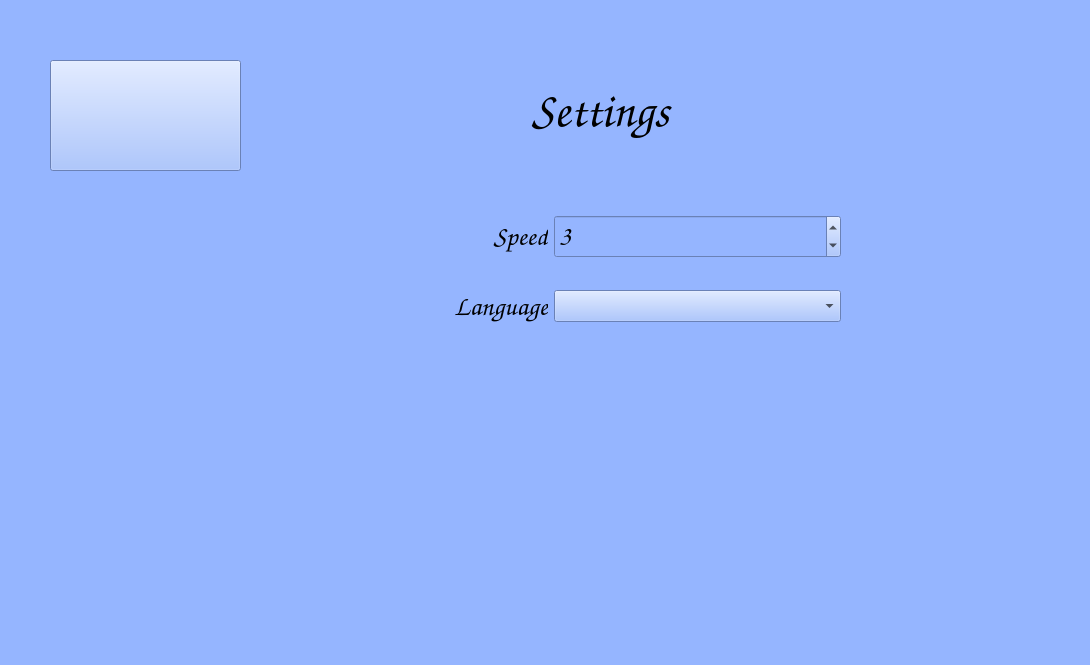
Qt form BarleyBreakSettingsWindow.ui (sevaphasol/15Puzzle) before a commit.
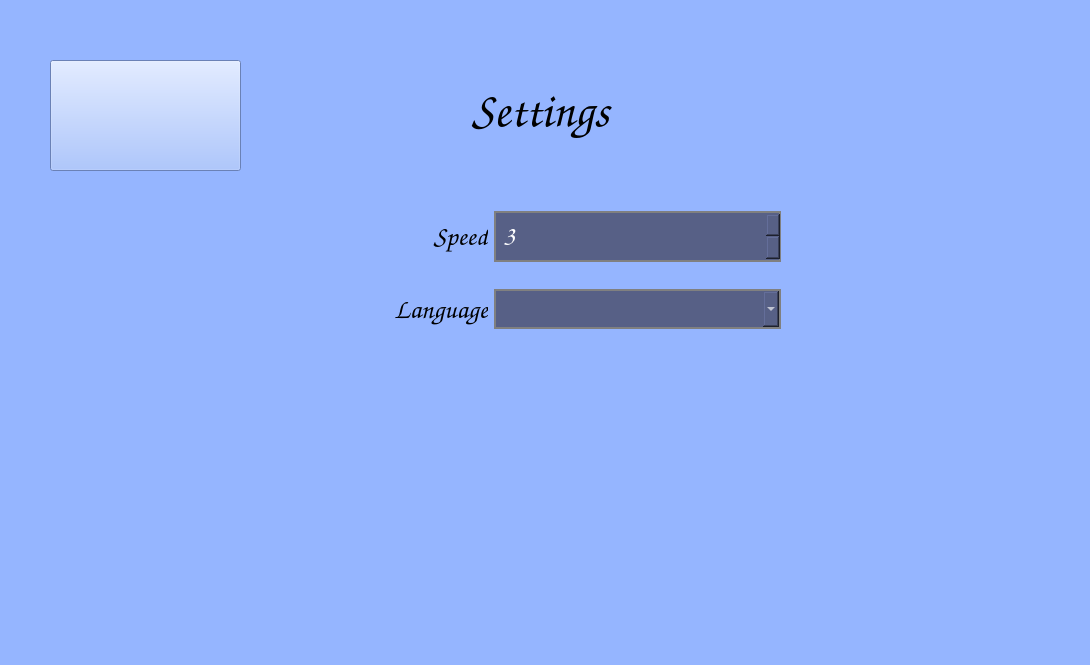
The same form after that commit.

Commit message: кастомизировал кнопки

```diff
--- a/BarleyBreakSettingsWindow.ui
+++ b/BarleyBreakSettingsWindow.ui
@@ -19,7 +19,7 @@
   <widget class="QLabel" name="settings_label">
    <property name="geometry">
     <rect>
-     <x>360</x>
+     <x>300</x>
      <y>50</y>
      <width>481</width>
      <height>121</height>
@@ -54,7 +54,7 @@
   <widget class="QWidget" name="gridLayoutWidget">
    <property name="geometry">
     <rect>
-     <x>260</x>
+     <x>200</x>
      <y>190</y>
      <width>581</width>
      <height>161</height>
@@ -99,8 +99,18 @@
        <font>
         <family>Comic Sans MS</family>
         <pointsize>20</pointsize>
+        <weight>75</weight>
+        <bold>true</bold>
        </font>
       </property>
+      <property name="styleSheet">
+       <string notr="true">border: 2px solid grey;
+background-color:   rgb(87, 96, 134);
+padding: 5px;
+color: white;
+font-weight: bold;
+</string>
+      </property>
       <property name="minimum">
        <number>1</number>
       </property>
@@ -118,10 +128,16 @@
        <font>
         <family>Comic Sans MS</family>
         <pointsize>14</pointsize>
+        <weight>75</weight>
+        <bold>true</bold>
        </font>
       </property>
       <property name="styleSheet">
-       <string notr="true"/>
+       <string notr="true">border: 2px solid grey;
+background-color: rgb(87, 96, 134);
+color:  rgb(255, 255, 255);
+font-weight: bold;
+padding: 5px;</string>
       </property>
      </widget>
     </item>
```
The commit also changes 2 other files.
